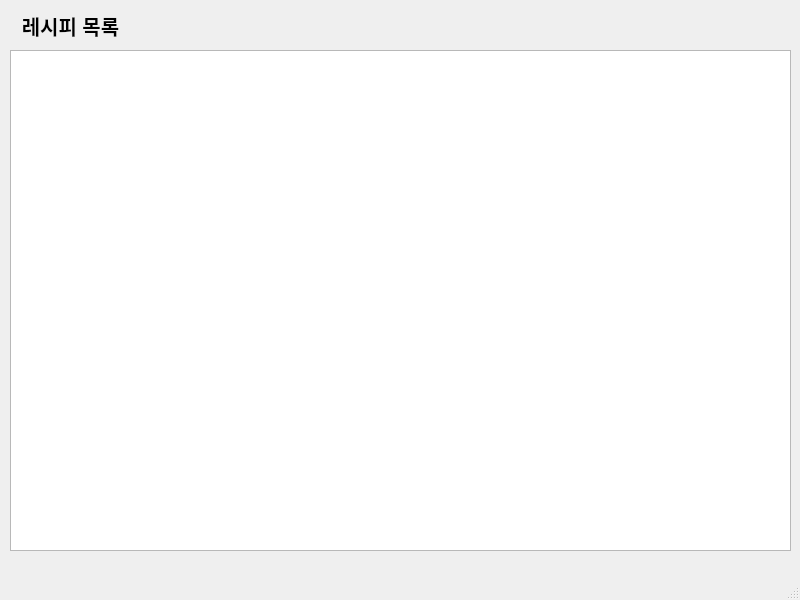
The window that OOP_Project_Qt/Recipe_List.ui (Doho-K/OOP23_1) describes before a commit, drawn with Qt 5.
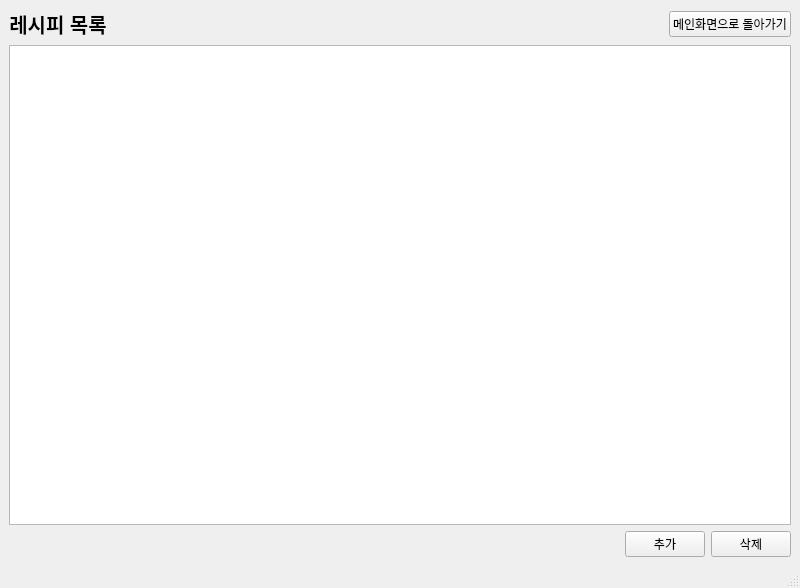
The same window after the commit.

Diff of the .ui file:
```diff
--- a/OOP_Project_Qt/Recipe_List.ui
+++ b/OOP_Project_Qt/Recipe_List.ui
@@ -7,32 +7,18 @@
     <x>0</x>
     <y>0</y>
     <width>800</width>
-    <height>600</height>
+    <height>588</height>
    </rect>
   </property>
   <property name="windowTitle">
    <string>OOP_Project</string>
   </property>
   <widget class="QWidget" name="centralwidget">
-   <widget class="QListView" name="listView">
-    <property name="geometry">
-     <rect>
-      <x>10</x>
-      <y>50</y>
-      <width>781</width>
-      <height>501</height>
-     </rect>
-    </property>
-   </widget>
+   <layout class="QVBoxLayout" name="verticalLayout">
+    <item>
+     <layout class="QHBoxLayout" name="horizontalLayout_2">
+      <item>
    <widget class="QLabel" name="label">
-    <property name="geometry">
-     <rect>
-      <x>10</x>
-      <y>10</y>
-      <width>121</width>
-      <height>31</height>
-     </rect>
-    </property>
     <property name="font">
      <font>
       <pointsize>15</pointsize>
@@ -46,6 +32,64 @@
      <set>Qt::AlignCenter</set>
     </property>
    </widget>
+      </item>
+      <item>
+       <spacer name="horizontalSpacer">
+        <property name="orientation">
+         <enum>Qt::Horizontal</enum>
+        </property>
+        <property name="sizeHint" stdset="0">
+         <size>
+          <width>40</width>
+          <height>20</height>
+         </size>
+        </property>
+       </spacer>
+      </item>
+      <item>
+       <widget class="QPushButton" name="MainButton">
+        <property name="text">
+         <string>메인화면으로 돌아가기</string>
+        </property>
+       </widget>
+      </item>
+     </layout>
+    </item>
+    <item>
+     <widget class="QListWidget" name="listWidget"/>
+    </item>
+    <item>
+     <layout class="QHBoxLayout" name="horizontalLayout">
+      <item>
+       <spacer name="horizontalSpacer_2">
+        <property name="orientation">
+         <enum>Qt::Horizontal</enum>
+        </property>
+        <property name="sizeHint" stdset="0">
+         <size>
+          <width>40</width>
+          <height>20</height>
+         </size>
+        </property>
+       </spacer>
+      </item>
+      <item>
+       <widget class="QPushButton" name="AddButton">
+        <property name="text">
+         <string>추가</string>
+        </property>
+       </widget>
+      </item>
+      <item>
+       <widget class="QPushButton" name="DeleteButton">
+        <property name="text">
+         <string>삭제</string>
+        </property>
+       </widget>
+      </item>
+     </layout>
+    </item>
+   </layout>
   </widget>
   <widget class="QStatusBar" name="statusbar"/>
   <widget class="QMenuBar" name="menubar">
```
Left out of the diff: 10 changed lines with no effect on the pictures. Lines whose indentation alone changed are shown as unchanged.
